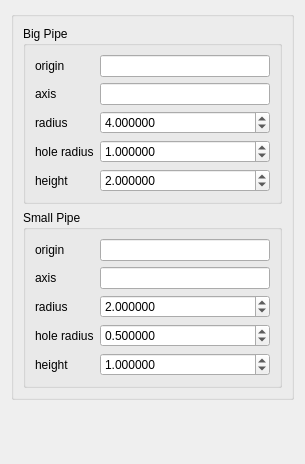
Above: src/HEXABLOCKGUI/MakePipes_QTD.ui from SalomePlatform/hexablock before the change. Below: the same form after it.
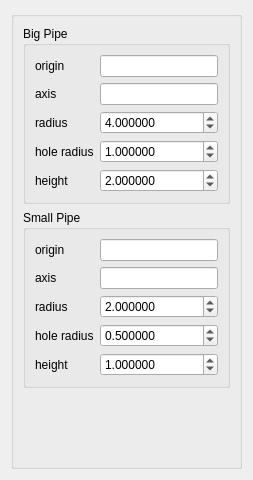
That is the form after the change.

Diff of the .ui file:
```diff
--- a/src/HEXABLOCKGUI/MakePipes_QTD.ui
+++ b/src/HEXABLOCKGUI/MakePipes_QTD.ui
@@ -6,16 +6,22 @@
    <rect>
     <x>0</x>
     <y>0</y>
-    <width>305</width>
-    <height>464</height>
+    <width>253</width>
+    <height>480</height>
    </rect>
   </property>
   <property name="sizePolicy">
-   <sizepolicy hsizetype="Preferred" vsizetype="Fixed">
+   <sizepolicy hsizetype="Preferred" vsizetype="Preferred">
     <horstretch>0</horstretch>
     <verstretch>0</verstretch>
    </sizepolicy>
   </property>
+  <property name="minimumSize">
+   <size>
+    <width>5</width>
+    <height>0</height>
+   </size>
+  </property>
   <property name="windowTitle">
    <string>Pipes Construction</string>
   </property>
@@ -42,7 +48,7 @@
          <item row="0" column="1">
           <widget class="QLineEdit" name="origin_le">
            <property name="sizePolicy">
-            <sizepolicy hsizetype="Minimum" vsizetype="Fixed">
+            <sizepolicy hsizetype="Preferred" vsizetype="Fixed">
              <horstretch>0</horstretch>
              <verstretch>0</verstretch>
             </sizepolicy>
@@ -59,7 +65,7 @@
          <item row="1" column="1">
           <widget class="QLineEdit" name="dir_le">
            <property name="sizePolicy">
-            <sizepolicy hsizetype="Minimum" vsizetype="Fixed">
+            <sizepolicy hsizetype="Preferred" vsizetype="Fixed">
              <horstretch>0</horstretch>
              <verstretch>0</verstretch>
             </sizepolicy>
@@ -75,6 +81,12 @@
          </item>
          <item row="2" column="1">
           <widget class="QDoubleSpinBox" name="ext_radius_spb">
+           <property name="sizePolicy">
+            <sizepolicy hsizetype="Preferred" vsizetype="Fixed">
+             <horstretch>0</horstretch>
+             <verstretch>0</verstretch>
+            </sizepolicy>
+           </property>
            <property name="decimals">
             <number>6</number>
            </property>
@@ -95,6 +107,12 @@
          </item>
          <item row="3" column="1">
           <widget class="QDoubleSpinBox" name="int_radius_spb">
+           <property name="sizePolicy">
+            <sizepolicy hsizetype="Preferred" vsizetype="Fixed">
+             <horstretch>0</horstretch>
+             <verstretch>0</verstretch>
+            </sizepolicy>
+           </property>
            <property name="decimals">
             <number>6</number>
            </property>
@@ -115,6 +133,12 @@
          </item>
          <item row="4" column="1">
           <widget class="QDoubleSpinBox" name="height_spb">
+           <property name="sizePolicy">
+            <sizepolicy hsizetype="Preferred" vsizetype="Fixed">
+             <horstretch>0</horstretch>
+             <verstretch>0</verstretch>
+            </sizepolicy>
+           </property>
            <property name="decimals">
             <number>6</number>
            </property>
@@ -145,7 +169,7 @@
          <item row="0" column="1">
           <widget class="QLineEdit" name="origin2_le">
            <property name="sizePolicy">
-            <sizepolicy hsizetype="Minimum" vsizetype="Fixed">
+            <sizepolicy hsizetype="Preferred" vsizetype="Fixed">
              <horstretch>0</horstretch>
              <verstretch>0</verstretch>
             </sizepolicy>
@@ -162,7 +186,7 @@
          <item row="1" column="1">
           <widget class="QLineEdit" name="dir2_le">
            <property name="sizePolicy">
-            <sizepolicy hsizetype="Minimum" vsizetype="Fixed">
+            <sizepolicy hsizetype="Preferred" vsizetype="Fixed">
              <horstretch>0</horstretch>
              <verstretch>0</verstretch>
             </sizepolicy>
@@ -178,6 +202,12 @@
          </item>
          <item row="2" column="1">
           <widget class="QDoubleSpinBox" name="ext_radius2_spb">
+           <property name="sizePolicy">
+            <sizepolicy hsizetype="Preferred" vsizetype="Fixed">
+             <horstretch>0</horstretch>
+             <verstretch>0</verstretch>
+            </sizepolicy>
+           </property>
            <property name="decimals">
             <number>6</number>
            </property>
@@ -198,6 +228,12 @@
          </item>
          <item row="3" column="1">
           <widget class="QDoubleSpinBox" name="int_radius2_spb">
+           <property name="sizePolicy">
+            <sizepolicy hsizetype="Preferred" vsizetype="Fixed">
+             <horstretch>0</horstretch>
+             <verstretch>0</verstretch>
+            </sizepolicy>
+           </property>
            <property name="decimals">
             <number>6</number>
            </property>
@@ -218,6 +254,12 @@
          </item>
          <item row="4" column="1">
           <widget class="QDoubleSpinBox" name="height2_spb">
+           <property name="sizePolicy">
+            <sizepolicy hsizetype="Preferred" vsizetype="Fixed">
+             <horstretch>0</horstretch>
+             <verstretch>0</verstretch>
+            </sizepolicy>
+           </property>
            <property name="decimals">
             <number>6</number>
            </property>
@@ -232,22 +274,22 @@
         </layout>
        </widget>
       </item>
+      <item>
+       <spacer name="verticalSpacer">
+        <property name="orientation">
+         <enum>Qt::Vertical</enum>
+        </property>
+        <property name="sizeHint" stdset="0">
+         <size>
+          <width>20</width>
+          <height>16777215</height>
+         </size>
+        </property>
+       </spacer>
+      </item>
      </layout>
     </widget>
    </item>
-   <item>
-    <spacer name="verticalSpacer">
-     <property name="orientation">
-      <enum>Qt::Vertical</enum>
-     </property>
-     <property name="sizeHint" stdset="0">
-      <size>
-       <width>20</width>
-       <height>0</height>
-      </size>
-     </property>
-    </spacer>
-   </item>
   </layout>
  </widget>
  <resources/>
```
Left out of the diff: 12 changed lines with no effect on the pictures.
